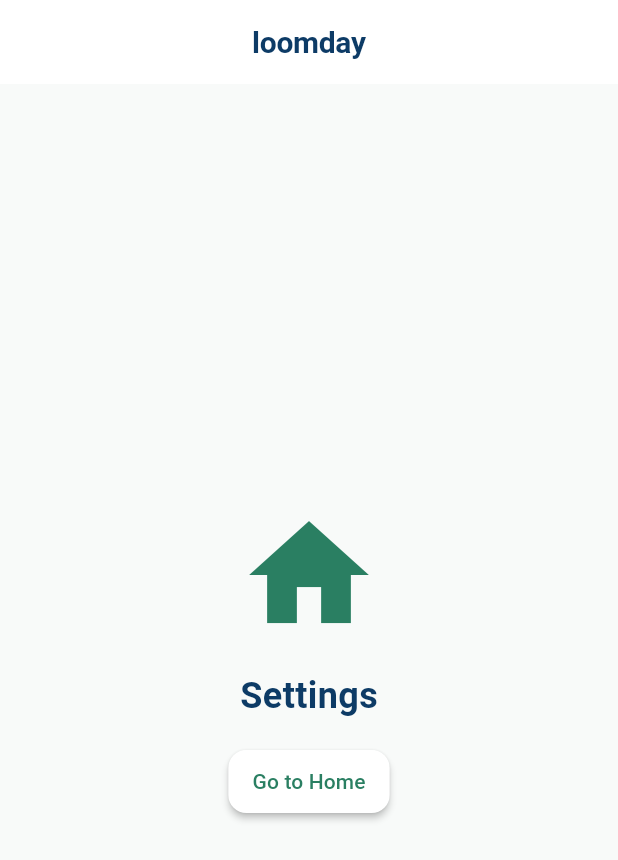
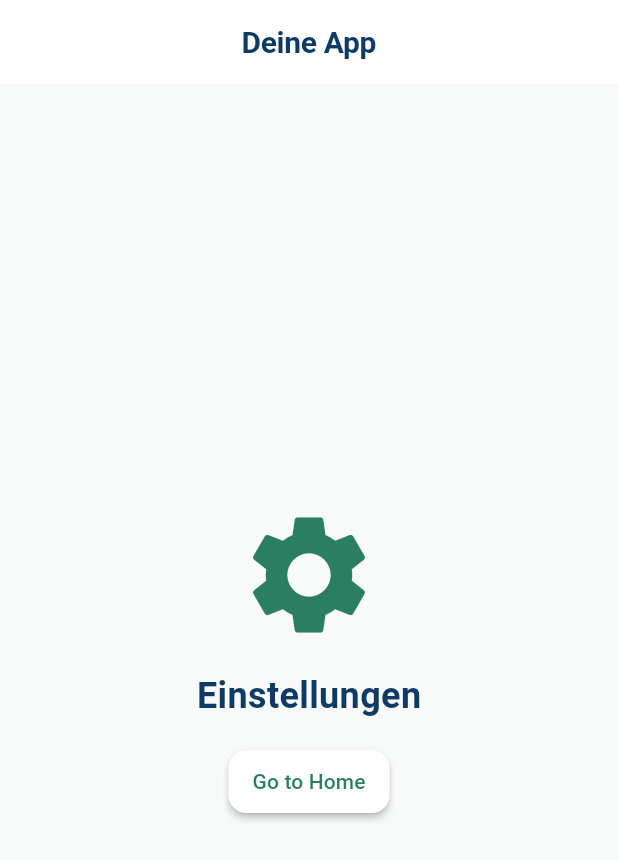
Before and after one commit to gitoak/loomday, a Flutter app: the screen it shows after launch, after a tap on "Go to Settings", on a phone screen of 412 x 824 dp. Shown: the top 860 px of the screen. Run offline on Flutter 3.47's test engine with Material 3 defaults, Android fonts, the phone set to English and light mode, and no system bars; our stand-ins replace go_router, hooks_riverpod.

Commit message:
add localization support with German and English translations

````diff
--- /dev/null
+++ b/devtools_options.yaml
@@ -0,0 +1,3 @@
+description: This file stores settings for Dart & Flutter DevTools.
+documentation: https://docs.flutter.dev/tools/devtools/extensions#configure-extension-enablement-states
+extensions:
--- /dev/null
+++ b/l10n.yaml
@@ -0,0 +1,9 @@
+arb-dir: lib/l10n
+template-arb-file: app_en.arb
+output-localization-file: app_localizations.dart
+
+preferred-supported-locales:
+  - en
+  - de
+
+use-deferred-loading: true
--- a/lib/app.dart
+++ b/lib/app.dart
@@ -1,9 +1,11 @@
 import 'package:flutter/material.dart';
+import 'package:flutter_localizations/flutter_localizations.dart';
 import 'package:hooks_riverpod/hooks_riverpod.dart';
 
 import 'core/di/providers.dart';
 import 'core/routing/app_router.dart';
 import 'core/theme/app_theme.dart';
+import 'l10n/app_localizations.dart';
 
 /// Main App Widget
 class MyApp extends ConsumerWidget {
@@ -23,6 +25,14 @@ class MyApp extends ConsumerWidget {
       routerConfig: router,
       theme: themeSet.light,
       darkTheme: themeSet.dark,
+      locale: AppLocalizations.supportedLocales.last,
+      supportedLocales: AppLocalizations.supportedLocales,
+      localizationsDelegates: const [
+        AppLocalizations.delegate,
+        GlobalMaterialLocalizations.delegate,
+        GlobalCupertinoLocalizations.delegate,
+        GlobalWidgetsLocalizations.delegate,
+      ],
     );
   }
 }
--- a/lib/features/home/presentation/home_screen.dart
+++ b/lib/features/home/presentation/home_screen.dart
@@ -1,5 +1,7 @@
 import 'package:flutter/material.dart';
 import 'package:go_router/go_router.dart';
+
+import '../../../l10n/app_localizations.dart';
 
 /// Home Screen
 class HomeScreen extends StatelessWidget {
@@ -8,8 +10,10 @@ class HomeScreen extends StatelessWidget {
 
   @override
   Widget build(final BuildContext context) {
+    final t = AppLocalizations.of(context)!;
+
     return Scaffold(
-      appBar: AppBar(title: const Text('loomday'), centerTitle: true),
+      appBar: AppBar(title: Text(t.appTitle), centerTitle: true),
       body: SafeArea(
         child: Center(
           child: Column(
@@ -17,9 +21,12 @@ class HomeScreen extends StatelessWidget {
             children: [
               const Icon(Icons.home, size: 96),
               const SizedBox(height: 16),
-              const Text(
-                'Home',
-                style: TextStyle(fontSize: 24, fontWeight: FontWeight.w600),
+              Text(
+                t.homeTitle,
+                style: const TextStyle(
+                  fontSize: 24,
+                  fontWeight: FontWeight.w600,
+                ),
               ),
               const SizedBox(height: 16),
               ElevatedButton(
--- a/lib/features/settings/presentation/settings_screen.dart
+++ b/lib/features/settings/presentation/settings_screen.dart
@@ -1,5 +1,7 @@
 import 'package:flutter/material.dart';
 import 'package:go_router/go_router.dart';
+
+import '../../../l10n/app_localizations.dart';
 
 /// Settings Screen
 class SettingsScreen extends StatelessWidget {
@@ -8,18 +10,23 @@ class SettingsScreen extends StatelessWidget {
 
   @override
   Widget build(final BuildContext context) {
+    final t = AppLocalizations.of(context)!;
+
     return Scaffold(
-      appBar: AppBar(title: const Text('loomday'), centerTitle: true),
+      appBar: AppBar(title: Text(t.appTitle), centerTitle: true),
       body: SafeArea(
         child: Center(
           child: Column(
             mainAxisSize: MainAxisSize.min,
             children: [
-              const Icon(Icons.home, size: 96),
+              const Icon(Icons.settings, size: 96),
               const SizedBox(height: 16),
-              const Text(
-                'Settings',
-                style: TextStyle(fontSize: 24, fontWeight: FontWeight.w600),
+              Text(
+                t.settingsTitle,
+                style: const TextStyle(
+                  fontSize: 24,
+                  fontWeight: FontWeight.w600,
+                ),
               ),
               const SizedBox(height: 16),
               ElevatedButton(
--- /dev/null
+++ b/lib/l10n/app_de.arb
@@ -0,0 +1,12 @@
+{
+  "@@locale": "de",
+  "appTitle": "Deine App",
+  "homeTitle": "Start",
+  "settingsTitle": "Einstellungen",
+  "settingsLanguage": "Sprache",
+  "settingsLanguageSystem": "Systemsprache",
+  "settingsLanguageEnglish": "Englisch",
+  "settingsLanguageGerman": "Deutsch",
+  "settingsLanguageSubtitle": "Wähle die Sprache der App",
+  "genericError": "Ein Fehler ist aufgetreten"
+}
--- /dev/null
+++ b/lib/l10n/app_localizations.dart
@@ -0,0 +1,191 @@
+import 'dart:async';
+
+import 'package:flutter/widgets.dart';
+import 'package:flutter_localizations/flutter_localizations.dart';
+import 'package:intl/intl.dart' as intl;
+
+import 'app_localizations_de.dart' deferred as app_localizations_de;
+import 'app_localizations_en.dart' deferred as app_localizations_en;
+
+// ignore_for_file: type=lint
+
+/// Callers can lookup localized strings with an instance of AppLocalizations
+/// returned by `AppLocalizations.of(context)`.
+///
+/// Applications need to include `AppLocalizations.delegate()` in their app's
+/// `localizationDelegates` list, and the locales they support in the app's
+/// `supportedLocales` list. For example:
+///
+/// ```dart
+/// import 'l10n/app_localizations.dart';
+///
+/// return MaterialApp(
+///   localizationsDelegates: AppLocalizations.localizationsDelegates,
+///   supportedLocales: AppLocalizations.supportedLocales,
+///   home: MyApplicationHome(),
+/// );
+/// ```
+///
+/// ## Update pubspec.yaml
+///
+/// Please make sure to update your pubspec.yaml to include the following
+/// packages:
+///
+/// ```yaml
+/// dependencies:
+///   # Internationalization support.
+///   flutter_localizations:
+///     sdk: flutter
+///   intl: any # Use the pinned version from flutter_localizations
+///
+///   # Rest of dependencies
+/// ```
+///
+/// ## iOS Applications
+///
+/// iOS applications define key application metadata, including supported
+/// locales, in an Info.plist file that is built into the application bundle.
+/// To configure the locales supported by your app, you’ll need to edit this
+/// file.
+///
+/// First, open your project’s ios/Runner.xcworkspace Xcode workspace file.
+/// Then, in the Project Navigator, open the Info.plist file under the Runner
+/// project’s Runner folder.
+///
+/// Next, select the Information Property List item, select Add Item from the
+/// Editor menu, then select Localizations from the pop-up menu.
+///
+/// Select and expand the newly-created Localizations item then, for each
+/// locale your application supports, add a new item and select the locale
+/// you wish to add from the pop-up menu in the Value field. This list should
+/// be consistent with the languages listed in the AppLocalizations.supportedLocales
+/// property.
+abstract class AppLocalizations {
+  AppLocalizations(String locale)
+    : localeName = intl.Intl.canonicalizedLocale(locale.toString());
+
+  final String localeName;
+
+  static AppLocalizations? of(BuildContext context) {
+    return Localizations.of<AppLocalizations>(context, AppLocalizations);
+  }
+
+  static const LocalizationsDelegate<AppLocalizations> delegate =
+      _AppLocalizationsDelegate();
+
+  /// A list of this localizations delegate along with the default localizations
+  /// delegates.
+  ///
+  /// Returns a list of localizations delegates containing this delegate along with
+  /// GlobalMaterialLocalizations.delegate, GlobalCupertinoLocalizations.delegate,
+  /// and GlobalWidgetsLocalizations.delegate.
+  ///
+  /// Additional delegates can be added by appending to this list in
+  /// MaterialApp. This list does not have to be used at all if a custom list
+  /// of delegates is preferred or required.
+  static const List<LocalizationsDelegate<dynamic>> localizationsDelegates =
+      <LocalizationsDelegate<dynamic>>[
+        delegate,
+        GlobalMaterialLocalizations.delegate,
+        GlobalCupertinoLocalizations.delegate,
+        GlobalWidgetsLocalizations.delegate,
+      ];
+
+  /// A list of this localizations delegate's supported locales.
+  static const List<Locale> supportedLocales = <Locale>[
+    Locale('en'),
+    Locale('de'),
+  ];
+
+  /// The title of the application
+  ///
+  /// In en, this message translates to:
+  /// **'Your App'**
+  String get appTitle;
+
+  /// The title of the home screen
+  ///
+  /// In en, this message translates to:
+  /// **'Home'**
+  String get homeTitle;
+
+  /// The title of the settings screen
+  ///
+  /// In en, this message translates to:
+  /// **'Settings'**
+  String get settingsTitle;
+
+  /// Label for the language selection in settings
+  ///
+  /// In en, this message translates to:
+  /// **'Language'**
+  String get settingsLanguage;
+
+  /// Option to use the system default language
+  ///
+  /// In en, this message translates to:
+  /// **'System default'**
+  String get settingsLanguageSystem;
+
+  /// Option to select English language
+  ///
+  /// In en, this message translates to:
+  /// **'English'**
+  String get settingsLanguageEnglish;
+
+  /// Option to select German language
+  ///
+  /// In en, this message translates to:
+  /// **'German'**
+  String get settingsLanguageGerman;
+
+  /// Subtitle for the language selection in settings
+  ///
+  /// In en, this message translates to:
+  /// **'Choose the language used in the app'**
+  String get settingsLanguageSubtitle;
+
+  /// A generic error message
+  ///
+  /// In en, this message translates to:
+  /// **'An error occurred'**
+  String get genericError;
+}
+
+class _AppLocalizationsDelegate
+    extends LocalizationsDelegate<AppLocalizations> {
+  const _AppLocalizationsDelegate();
+
+  @override
+  Future<AppLocalizations> load(Locale locale) {
+    return lookupAppLocalizations(locale);
+  }
+
+  @override
+  bool isSupported(Locale locale) =>
+      <String>['de', 'en'].contains(locale.languageCode);
+
+  @override
+  bool shouldReload(_AppLocalizationsDelegate old) => false;
+}
+
+Future<AppLocalizations> lookupAppLocalizations(Locale locale) {
+  // Lookup logic when only language code is specified.
+  switch (locale.languageCode) {
+    case 'de':
+      return app_localizations_de.loadLibrary().then(
+        (dynamic _) => app_localizations_de.AppLocalizationsDe(),
+      );
+    case 'en':
+      return app_localizations_en.loadLibrary().then(
+        (dynamic _) => app_localizations_en.AppLocalizationsEn(),
+      );
+  }
+
+  throw FlutterError(
+    'AppLocalizations.delegate failed to load unsupported locale "$locale". This is likely '
+    'an issue with the localizations generation tool. Please file an issue '
+    'on GitHub with a reproducible sample app and the gen-l10n configuration '
+    'that was used.',
+  );
+}
````
Also changed, not shown: lib/l10n/app_en.arb (added, +39 -0 lines), lib/l10n/app_localizations_de.dart (added, +37 -0 lines), lib/l10n/app_localizations_en.dart (added, +37 -0 lines), pubspec.yaml (+8 -0 lines), pubspec.lock, 1 other file.
